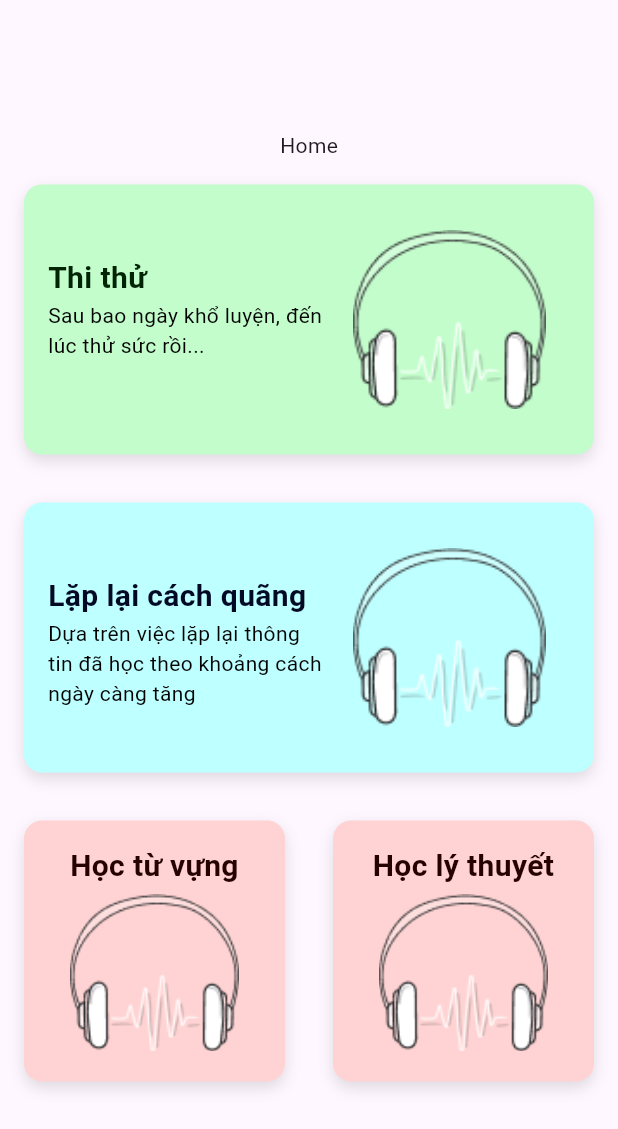
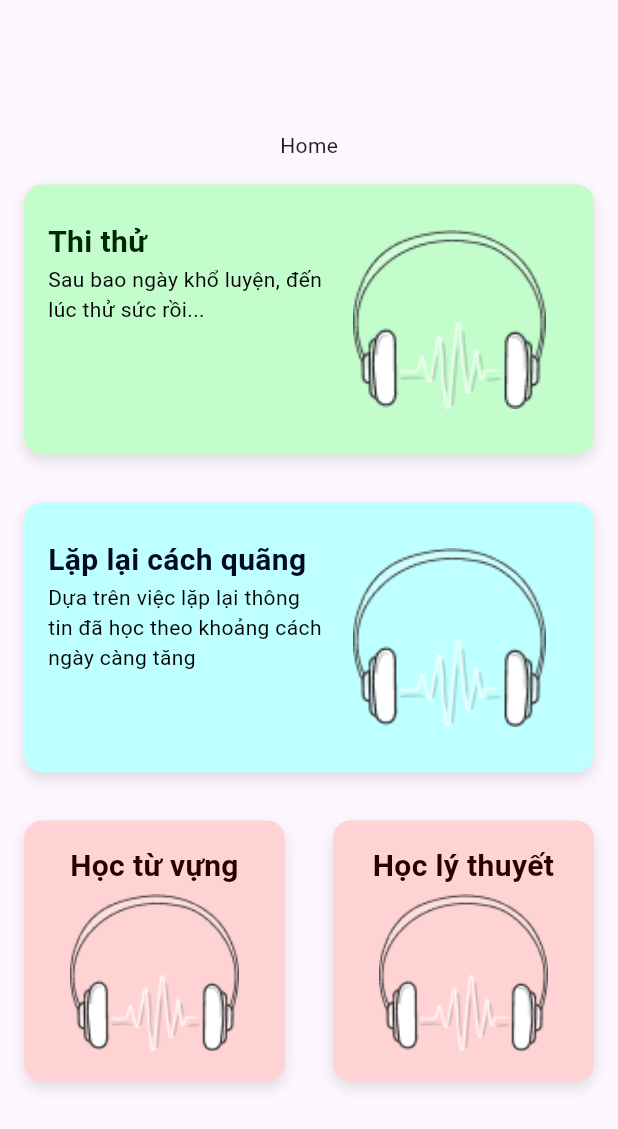
Before and after one commit to nguyencongtu2004/gplx, a Flutter app: the screen it shows after launch, on a phone screen of 412 x 824 dp. Shown: the top 1129 px of the screen. Run offline on Flutter 3.47's test engine with Material 3 defaults, Android fonts, the light colour scheme and no system bars; our stand-ins replace vibration.

Commit message:
Thêm package rung

```diff
--- a/lib/screen/home-screen.dart
+++ b/lib/screen/home-screen.dart
@@ -8,7 +8,10 @@ class HomeScreen extends StatelessWidget {
   @override
   Widget build(BuildContext context) {
     return Scaffold(
-      body: Center(
+      body: SafeArea(
+        child: Center(
+          child: SingleChildScrollView(
+            scrollDirection: Axis.vertical,
             child: Column(
               mainAxisAlignment: MainAxisAlignment.center,
               children: [
@@ -73,6 +76,8 @@ class HomeScreen extends StatelessWidget {
               ],
             ),
           ),
+        ),
+      ),
     );
   }
 }
--- a/lib/widget/custom-card.dart
+++ b/lib/widget/custom-card.dart
@@ -1,4 +1,5 @@
 import 'package:flutter/material.dart';
+import 'package:vibration/vibration.dart';
 
 class CustomCard extends StatelessWidget {
   CustomCard({
@@ -61,7 +62,7 @@ class CustomCard extends StatelessWidget {
           child: Column(
             crossAxisAlignment: CrossAxisAlignment.start,
             children: [
-              const SizedBox(height: 32),
+              const SizedBox(height: 8),
               Text(
                 title,
                 style: TextStyle(
@@ -76,6 +77,8 @@ class CustomCard extends StatelessWidget {
                   color: descriptionColor,
                   fontSize: 14,
                 ),
+                maxLines: 3,
+                overflow: TextOverflow.ellipsis,
               ),
             ],
           ),
@@ -99,7 +102,13 @@ class CustomCard extends StatelessWidget {
     return Padding(
       padding: padding,
       child: GestureDetector(
-        onTap: onTap,
+        onTap: () async {
+          if (await Vibration.hasVibrator() ?? false) {
+            Vibration.vibrate(duration: 30);
+          }
+
+          onTap();
+        },
         child: Container(
           width: width,
           height: height,
--- a/pubspec.yaml
+++ b/pubspec.yaml
@@ -35,6 +35,7 @@ dependencies:
   # The following adds the Cupertino Icons font to your application.
   # Use with the CupertinoIcons class for iOS style icons.
   cupertino_icons: ^1.0.6
+  vibration: ^1.9.0
 
 dev_dependencies:
   flutter_test:
```
Also changed, not shown: pubspec.lock, 1 other file. Lines whose indentation alone changed are shown as unchanged.
